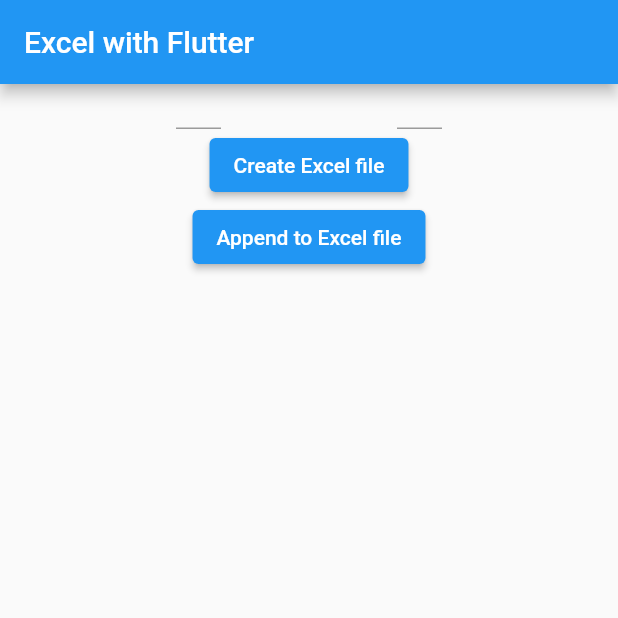
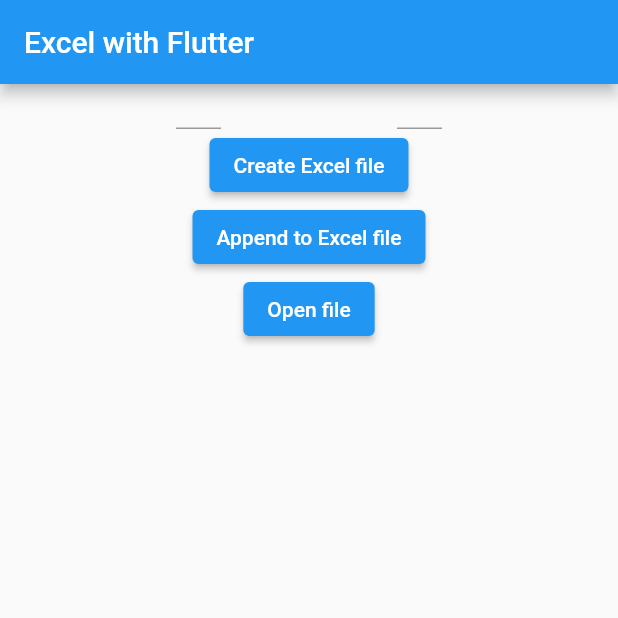
Before and after one commit to alt-Pranav/Testing-Excel-With-Flutter, a Flutter app: the screen it shows after launch, after a tap on "Append to Excel file", on a phone screen of 412 x 824 dp, the top half of it. Run offline on Flutter 3.47's test engine with Material 2 defaults, Android fonts, the phone set to English and light mode, and no system bars; our stand-ins replace open_file; missing offline and left inert: excel.

Commit message:
#5, using excel pkg and tested with file picker

```diff
--- a/lib/main.dart
+++ b/lib/main.dart
@@ -62,16 +62,19 @@
   /// stores file path + file name
   late String filename;
 
+  late int rowIndex;
+
   @override
   void initState() {
     // TODO: implement initState
     super.initState();
     setPaths();
+    rowIndex = 1;
   }
 
   Future<void> setPaths() async {
     savePath = (await getApplicationDocumentsDirectory()).path;
-    filename = '$savePath/output.xlsx';
+    filename = '$savePath\\output.xlsx';
   }
 
   @override
@@ -107,7 +110,13 @@
               onPressed: createExcel,
             ),
             ElevatedButton(
-                onPressed: appendExcel, child: Text("Append to Excel file")),
+              onPressed: appendExcel,
+              child: Text("Append to Excel file"),
+            ),
+            ElevatedButton(
+              onPressed: () => OpenFile.open(filename),
+              child: Text("Open file"),
+            ),
           ],
         ),
       ),
@@ -117,12 +126,15 @@
   void createExcel() {
     var excel = Excel.createExcel();
 
-    Sheet sheet1 = excel["Sheet_for_data"];
+    Sheet sheet1 = excel["Sheet1"];
 
-    var cell =
-        sheet1.cell(CellIndex.indexByColumnRow(columnIndex: 4, rowIndex: 1));
-
-    cell.value = 24;
+    int i = 0;
+    var values = ["Timestamp", "Temperature"];
+    for (int j = 0; j < 2; j++) {
+      var cell =
+          sheet1.cell(CellIndex.indexByColumnRow(columnIndex: j, rowIndex: i));
+      cell.value = values[j];
+    }
 
     excel.encode().then((value) {
       File(filename)
@@ -135,19 +147,25 @@
     var bytes = File(filename).readAsBytesSync();
     var excel = Excel.decodeBytes(bytes);
 
-    Sheet sheet1 = excel["Sheet_for_data"];
+    Sheet sheet1 = excel["Sheet1"];
 
-    var cell =
-        sheet1.cell(CellIndex.indexByColumnRow(columnIndex: 2, rowIndex: 1));
+    CellStyle style = CellStyle(textWrapping: TextWrapping.WrapText);
 
-    cell.value = "Appended!";
+    for (int i = 2; i <= 10; i++) {
+      var cell =
+          sheet1.cell(CellIndex.indexByColumnRow(columnIndex: 0, rowIndex: i));
+      cell.style = style;
+      cell.value = DateTime.now().toString();
+
+      cell =
+          sheet1.cell(CellIndex.indexByColumnRow(columnIndex: 1, rowIndex: i));
+      cell.value = (35 + i) % 50;
+    }
 
     excel.encode().then((value) {
       File(filename)
         ..createSync(recursive: true)
         ..writeAsBytes(value);
     });
-
-    OpenFile.open(filename);
   }
 }
```
